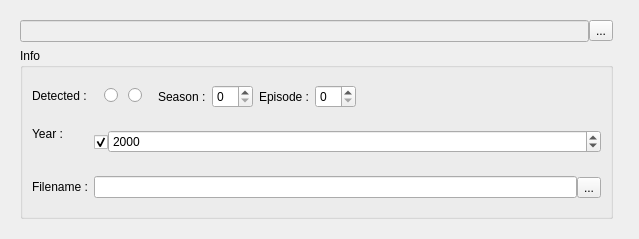
app211/jaqet, file src/searchscraperdialog.ui: the form before one commit.
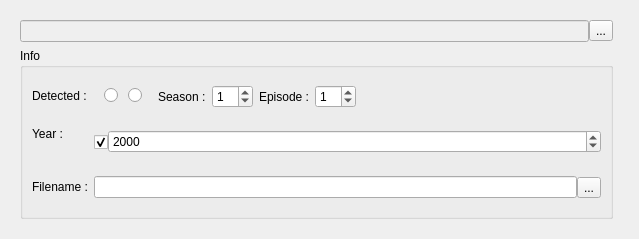
The form after the commit. Icons and pictures are not drawn.

Diff of the .ui file:
```diff
--- a/src/searchscraperdialog.ui
+++ b/src/searchscraperdialog.ui
@@ -228,7 +228,11 @@
                   </widget>
                  </item>
                  <item>
-                  <widget class="QSpinBox" name="spinBoxSeason"/>
+                  <widget class="QSpinBox" name="spinBoxSeason">
+                   <property name="value">
+                    <number>1</number>
+                   </property>
+                  </widget>
                  </item>
                  <item>
                   <widget class="QLabel" name="label_4">
@@ -241,7 +245,11 @@
                   </widget>
                  </item>
                  <item>
-                  <widget class="QSpinBox" name="spinBoxEpisode"/>
+                  <widget class="QSpinBox" name="spinBoxEpisode">
+                   <property name="value">
+                    <number>1</number>
+                   </property>
+                  </widget>
                  </item>
                 </layout>
                </widget>
```
